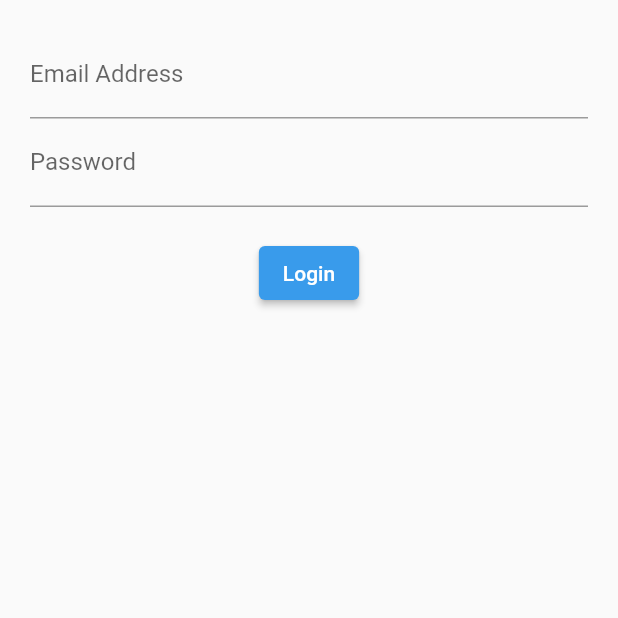
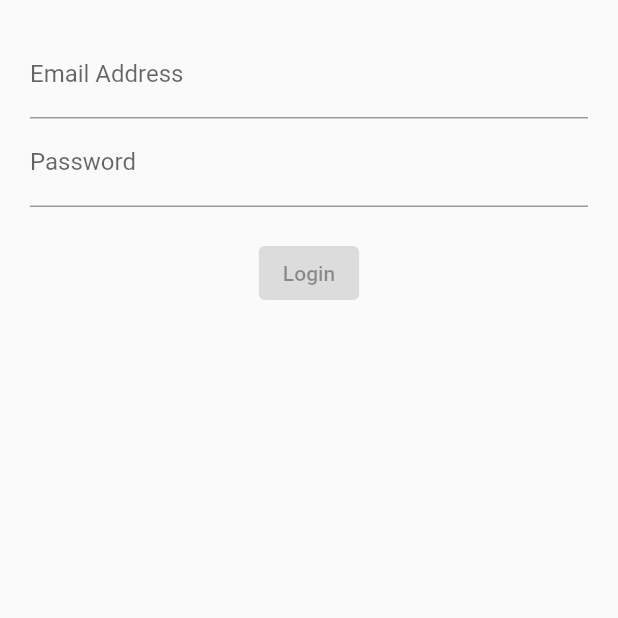
Before and after one commit to DnYAlv/Flutter-Udemy-Course, a Flutter app: the screen it shows after launch, on a phone screen of 412 x 824 dp, the top half of it. Run offline on Flutter 3.47's test engine with Material 2 defaults, Android fonts, the phone set to English and light mode, and no system bars; our stand-ins replace rxdart.

Commit message:
validation using RxDart to combine Streams

```diff
--- a/login_bloc/lib/src/blocs/bloc.dart
+++ b/login_bloc/lib/src/blocs/bloc.dart
@@ -1,17 +1,35 @@
 import 'dart:async';
+import 'dart:math';
 import 'validators.dart';
+import 'package:rxdart/rxdart.dart';
 
 class Bloc with Validators {
-  final _email = StreamController<String>();
-  final _password = StreamController<String>();
+  final _email = BehaviorSubject<String>();
+  final _password = BehaviorSubject<String>();
 
   // Add Data to Stream
   Stream<String> get email => _email.stream.transform(validateEmail);
   Stream<String> get password => _password.stream.transform(valdiatePassword);
 
+  // Combine Stream while submitting
+  Stream<bool?> get submitValid => Rx.combineLatest2(email, password,  (e, p) {
+    return (e == _email.value && p == _password.value) ? true : null;
+  });
+
   // Change Data
   Function(String) get changeEmail => _email.sink.add;
   Function(String) get changePassword => _password.sink.add;
+
+  submit() {
+    final validEmail = _email.value;
+    final validPassword = _password.value;
+
+    // TODO: #1 Make this idk, maybe pass it to API
+    // ignore: avoid_print
+    print('Email is $validEmail');
+    // ignore: avoid_print
+    print('Password is $validPassword');
+  }
 
   // Clean after stream usage done
   dispose() {
--- a/login_bloc/lib/src/screens/login_screen.dart
+++ b/login_bloc/lib/src/screens/login_screen.dart
@@ -16,7 +16,7 @@ class LoginScreen extends StatelessWidget {
           emailField(bloc),
           passwordField(bloc),
           const SizedBox(height: 20.0),
-          submitButton(),
+          submitButton(bloc),
         ],
       )
     );
@@ -56,13 +56,18 @@ class LoginScreen extends StatelessWidget {
     );
   }
 
-  Widget submitButton() {
-    return ElevatedButton(
-      style: const ButtonStyle(
-        backgroundColor: MaterialStatePropertyAll(Color.fromARGB(255, 57, 155, 235))
-      ),
-      onPressed: (){},
-      child: const Text('Login')
+  Widget submitButton(Bloc bloc) {
+    return StreamBuilder<bool?>(
+      stream: bloc.submitValid,
+      builder: (context, snapshot) {
+        return ElevatedButton(
+          // style: const ButtonStyle(
+          //   backgroundColor: MaterialStatePropertyAll(Color.fromARGB(255, 57, 155, 235))
+          // ),
+          onPressed: snapshot.hasData ? bloc.submit : null,
+          child: const Text('Login')
+        );
+      }
     );
   }
 }
--- a/login_bloc/pubspec.yaml
+++ b/login_bloc/pubspec.yaml
@@ -35,6 +35,7 @@ dependencies:
   # The following adds the Cupertino Icons font to your application.
   # Use with the CupertinoIcons class for iOS style icons.
   cupertino_icons: ^1.0.2
+  rxdart: ^0.27.7
 
 dev_dependencies:
   flutter_test:
```
Also changed, not shown: login_bloc/pubspec.lock.
